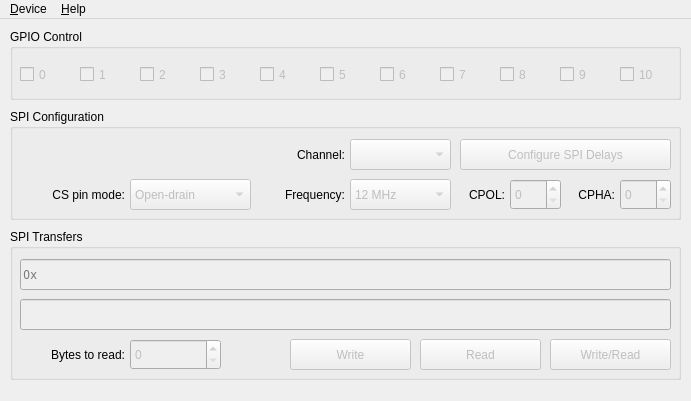
Before: the Qt Designer form src/devicewindow.ui in bloguetronica/cp2130-com, drawn with Qt 5.
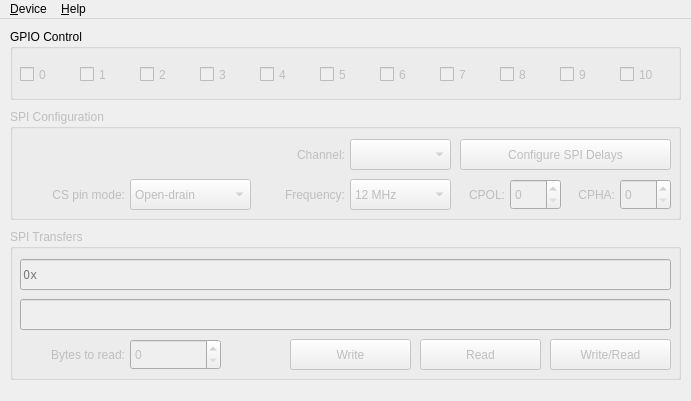
After: the same form once the commit is applied. Icons and pictures are not drawn.

```diff
--- a/src/devicewindow.ui
+++ b/src/devicewindow.ui
@@ -230,6 +230,9 @@
     </widget>
    </widget>
    <widget class="QGroupBox" name="groupBoxSPIConfiguration">
+    <property name="enabled">
+     <bool>false</bool>
+    </property>
     <property name="geometry">
      <rect>
       <x>10</x>
@@ -460,6 +463,9 @@
     </widget>
    </widget>
    <widget class="QGroupBox" name="groupBoxSPITransfers">
+    <property name="enabled">
+     <bool>false</bool>
+    </property>
     <property name="geometry">
      <rect>
       <x>10</x>
```
Left out of the diff: 30 changed lines with no effect on the pictures.
